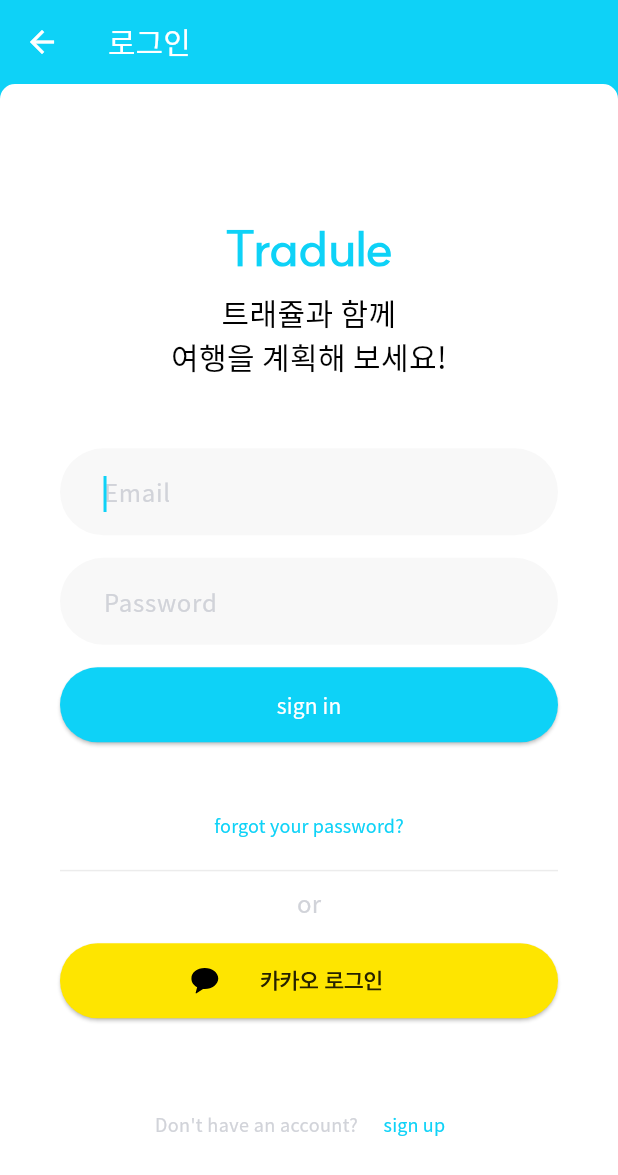
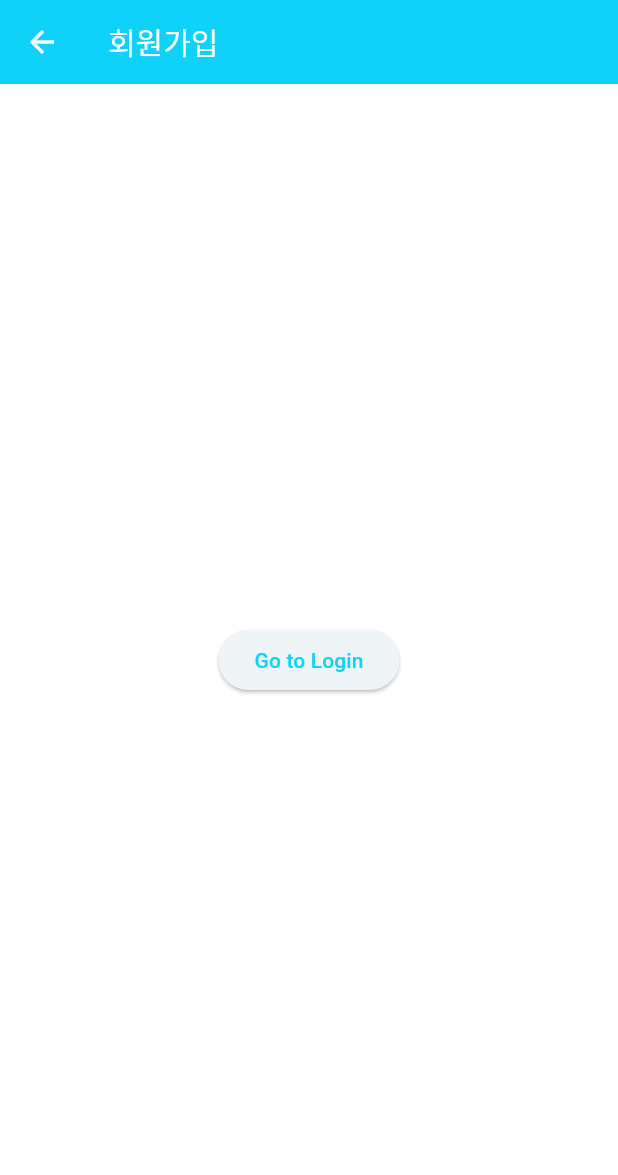
Before and after one commit to TourAPI-Utilization-Contest/client-flutter, a Flutter app: the LoginScreen screen opened by its route, after a tap on "sign up", on a phone screen of 412 x 824 dp. Shown: the top 1175 px of the screen. Run offline on Flutter 3.47's test engine with Material 3 defaults, Android fonts, the phone set to English and light mode, and no system bars; our stand-ins replace firebase_auth, firebase_core, flutter_bloc, flutter_riverpod, flutter_svg, freezed_annotation and 2 more; missing offline and left inert: dashed_line, flutter_date_range_picker, flutter_polyline_points, kakao_flutter_sdk_common, kakao_flutter_sdk_user; accounts and stored records are empty.

```diff
--- a/lib/features/login/screen.dart
+++ b/lib/features/login/screen.dart
@@ -246,6 +246,7 @@
                         TextButton(
                           onPressed: () {
                             print('회원가입 버튼 클릭');
+                            Navigator.pushNamed(context, '/signup');
                           },
                           child: Text(
                             'sign up',
--- /dev/null
+++ b/lib/features/login/sign_up.dart
@@ -0,0 +1,25 @@
+import 'package:flutter/material.dart';
+import 'package:tradule/common/app_bar_blur.dart';
+
+class SignUpScreen extends StatelessWidget {
+  SignUpScreen({super.key});
+  final ScrollController _scrollController = ScrollController();
+
+  @override
+  Widget build(BuildContext context) {
+    return Scaffold(
+      appBar: AppBarBlur(
+        title: const Text('회원가입'),
+        scrollController: _scrollController,
+      ),
+      body: Center(
+        child: ElevatedButton(
+          onPressed: () {
+            Navigator.of(context).pushReplacementNamed('/login');
+          },
+          child: const Text('Go to Login'),
+        ),
+      ),
+    );
+  }
+}
```
Also changed, not shown: lib/common/tag_filter_button.dart (+19 -2 lines), lib/features/my_place/screen.dart (+6 -2 lines), lib/main.dart (+8 -2 lines), lib/server_wrapper/server_wrapper.dart (+42 -6 lines).
